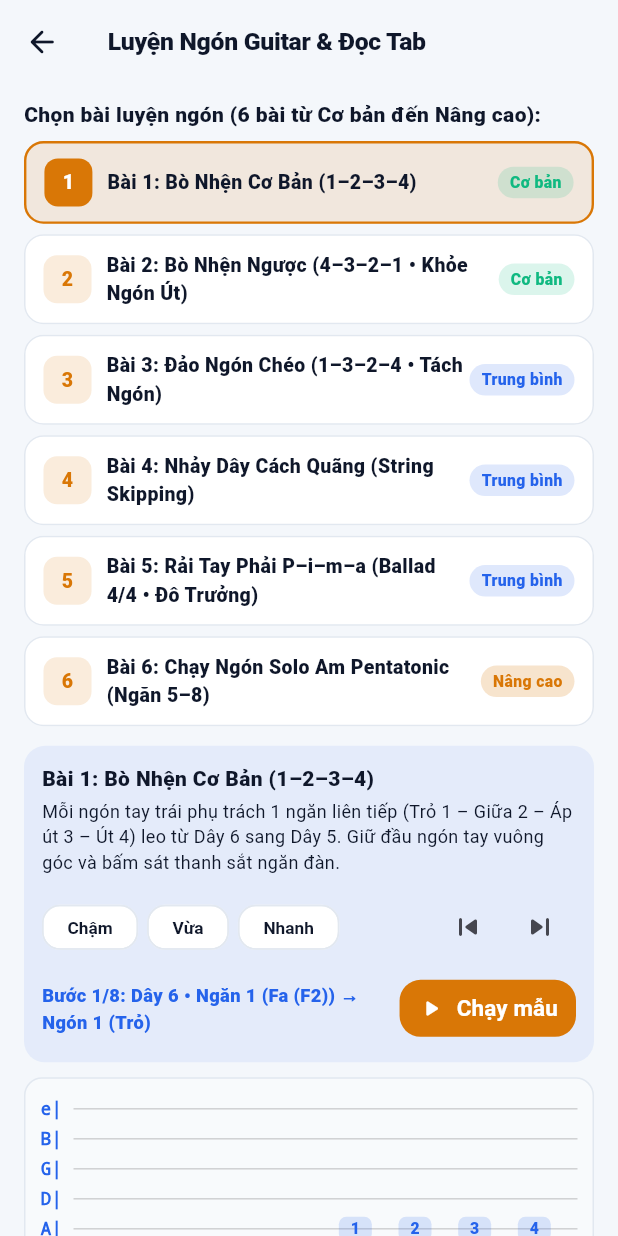
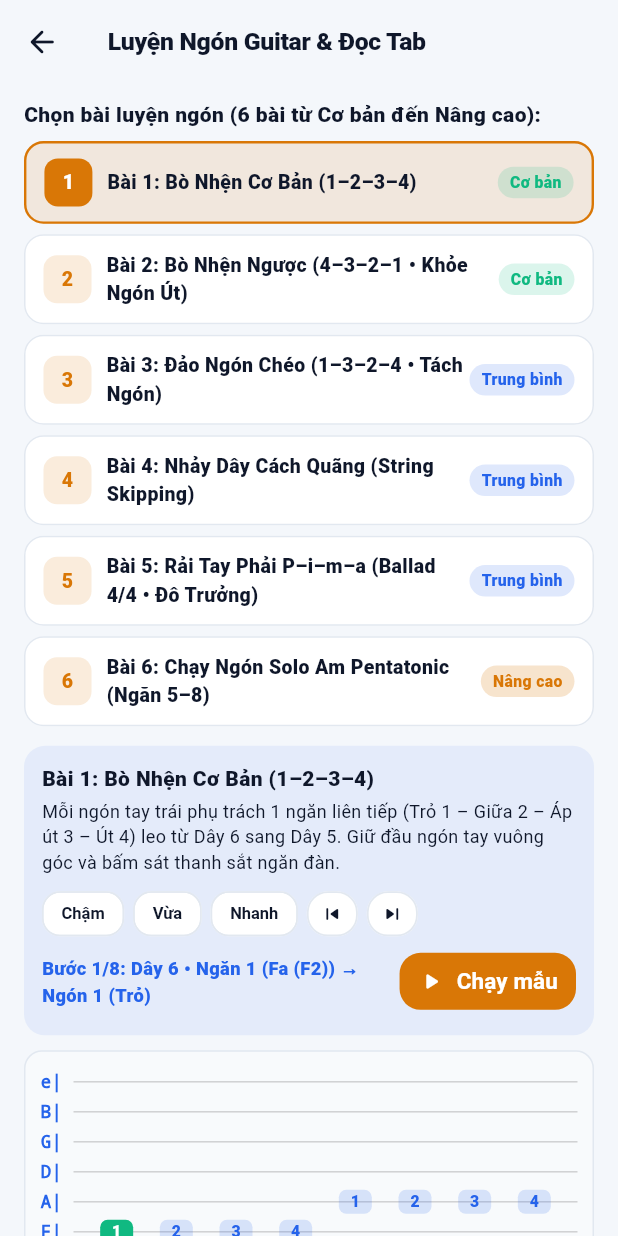
Before and after one commit to chaoscutis1tg/Solfa, a Flutter app: the GuitarStudioSheet screen opened directly, on a phone screen of 412 x 824 dp. Run offline on Flutter 3.47's test engine with Material 3 defaults, Android fonts, the phone set to English and light mode, and no system bars; our stand-ins replace audioplayers, connectivity_plus, fl_chart, flutter_riverpod, go_router, sqflite_common_ffi and 1 more; accounts and stored records are empty.

Commit message:
fix(guitar): use Wrap for workout speed controls to prevent overflow on 360px screens

```diff
--- a/lib/features/guitar/presentation/guitar_studio_sheet.dart
+++ b/lib/features/guitar/presentation/guitar_studio_sheet.dart
@@ -1642,22 +1642,25 @@ class _GuitarStudioSheetState extends ConsumerState<GuitarStudioSheet> {
                 style: const TextStyle(fontSize: 12, height: 1.38),
               ),
               const SizedBox(height: 10),
-              // Thanh điều khiển tốc độ & Chạy mẫu / Tập từng bước
-              Row(
+              // Thanh điều khiển tốc độ & Chạy mẫu / Tập từng bước (Không tràn khung 360px)
+              Wrap(
+                spacing: 6,
+                runSpacing: 6,
+                crossAxisAlignment: WrapCrossAlignment.center,
                 children: [
                   for (final (ms, lbl) in [
                     (680, isEn ? 'Slow' : 'Chậm'),
                     (500, isEn ? 'Normal' : 'Vừa'),
                     (330, isEn ? 'Fast' : 'Nhanh'),
-                  ]) ...[
-                    Padding(
-                      padding: const EdgeInsets.only(right: 6),
-                      child: ChoiceChip(
+                  ])
+                    ChoiceChip(
                       visualDensity: VisualDensity.compact,
+                      materialTapTargetSize: MaterialTapTargetSize.shrinkWrap,
+                      labelPadding: const EdgeInsets.symmetric(horizontal: 4),
                       label: Text(
                         lbl,
                         style: const TextStyle(
-                            fontSize: 11.5,
+                          fontSize: 11,
                           fontWeight: FontWeight.w700,
                         ),
                       ),
@@ -1671,18 +1674,23 @@ class _GuitarStudioSheetState extends ConsumerState<GuitarStudioSheet> {
                         }
                       },
                     ),
-                    ),
-                  ],
-                  const Spacer(),
-                  IconButton(
-                    tooltip: isEn ? 'Previous Step' : 'Bước trước',
+                  OutlinedButton(
+                    style: OutlinedButton.styleFrom(
+                      minimumSize: const Size(34, 30),
+                      padding: const EdgeInsets.symmetric(horizontal: 6),
+                      tapTargetSize: MaterialTapTargetSize.shrinkWrap,
+                    ),
                     onPressed: () => _stepWorkoutManually(-1),
-                    icon: const Icon(Icons.skip_previous_rounded),
-                  ),
-                  IconButton(
-                    tooltip: isEn ? 'Next Step' : 'Bước tiếp',
+                    child: const Icon(Icons.skip_previous_rounded, size: 16),
+                  ),
+                  OutlinedButton(
+                    style: OutlinedButton.styleFrom(
+                      minimumSize: const Size(34, 30),
+                      padding: const EdgeInsets.symmetric(horizontal: 6),
+                      tapTargetSize: MaterialTapTargetSize.shrinkWrap,
+                    ),
                     onPressed: () => _stepWorkoutManually(1),
-                    icon: const Icon(Icons.skip_next_rounded),
+                    child: const Icon(Icons.skip_next_rounded, size: 16),
                   ),
                 ],
               ),
```
Lines whose indentation alone changed are shown as unchanged.
